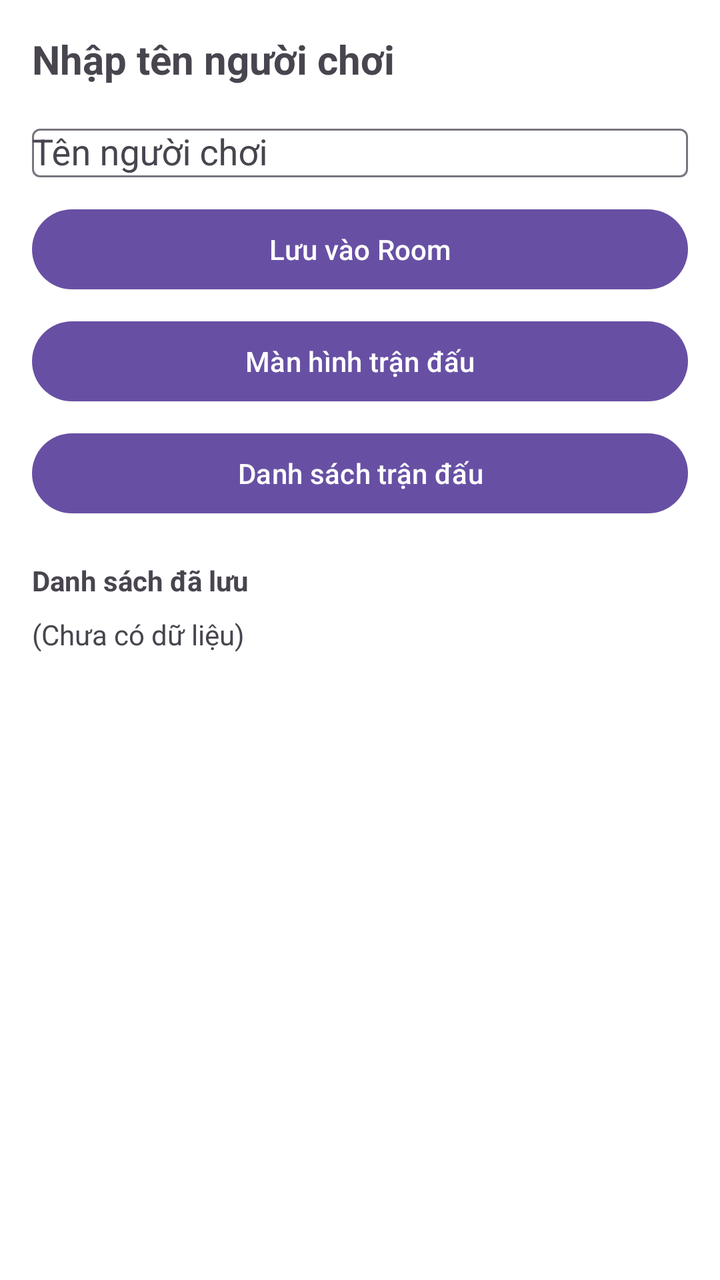
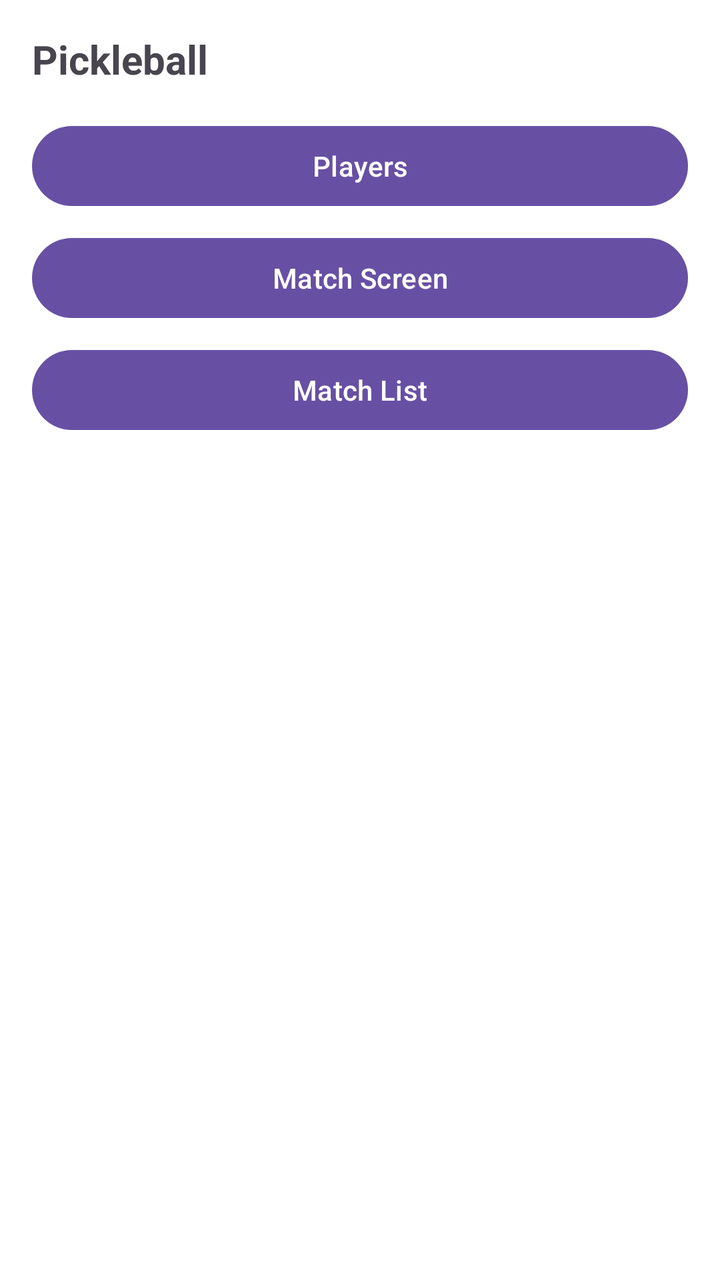

Before-and-after screenshots of an Android layout around one commit, followed by the original layout XML and the change that was made.
<!-- AndroidManifest.xml: application theme Theme.Pickleball -->
<!-- res/layout/activity_main.xml -->
<?xml version="1.0" encoding="utf-8"?>
<androidx.constraintlayout.widget.ConstraintLayout xmlns:android="http://schemas.android.com/apk/res/android"
    xmlns:app="http://schemas.android.com/apk/res-auto"
    android:id="@+id/main"
    android:layout_width="match_parent"
    android:layout_height="match_parent"
    android:background="@android:color/white">

    <TextView
        android:id="@+id/titleText"
        android:layout_width="0dp"
        android:layout_height="wrap_content"
        android:layout_marginHorizontal="16dp"
        android:layout_marginTop="16dp"
        android:text="Nhập tên người chơi"
        android:textSize="20sp"
        android:textStyle="bold"
        app:layout_constraintEnd_toEndOf="parent"
        app:layout_constraintStart_toStartOf="parent"
        app:layout_constraintTop_toTopOf="parent"/>

    <com.google.android.material.textfield.TextInputLayout
        android:id="@+id/nameInputLayout"
        android:layout_width="0dp"
        android:layout_height="wrap_content"
        android:layout_marginHorizontal="16dp"
        android:layout_marginTop="16dp"
        android:hint="Tên người chơi"
        app:layout_constraintEnd_toEndOf="parent"
        app:layout_constraintStart_toStartOf="parent"
        app:layout_constraintTop_toBottomOf="@id/titleText">

        <AutoCompleteTextView
            android:id="@+id/nameInput"
            android:layout_width="match_parent"
            android:layout_height="wrap_content"
            android:inputType="textPersonName"/>
    </com.google.android.material.textfield.TextInputLayout>

    <Button
        android:id="@+id/saveButton"
        android:layout_width="0dp"
        android:layout_height="wrap_content"
        android:layout_marginHorizontal="16dp"
        android:layout_marginTop="12dp"
        android:text="Lưu vào Room"
        app:layout_constraintEnd_toEndOf="parent"
        app:layout_constraintStart_toStartOf="parent"
        app:layout_constraintTop_toBottomOf="@id/nameInputLayout"/>

    <Button
        android:id="@+id/openMatchButton"
        android:layout_width="0dp"
        android:layout_height="wrap_content"
        android:layout_marginHorizontal="16dp"
        android:layout_marginTop="8dp"
        android:text="Màn hình trận đấu"
        app:layout_constraintEnd_toEndOf="parent"
        app:layout_constraintStart_toStartOf="parent"
        app:layout_constraintTop_toBottomOf="@id/saveButton"/>

    <Button
        android:id="@+id/openMatchListButton"
        android:layout_width="0dp"
        android:layout_height="wrap_content"
        android:layout_marginHorizontal="16dp"
        android:layout_marginTop="8dp"
        android:text="Danh sách trận đấu"
        app:layout_constraintEnd_toEndOf="parent"
        app:layout_constraintStart_toStartOf="parent"
        app:layout_constraintTop_toBottomOf="@id/openMatchButton"/>

    <TextView
        android:id="@+id/listTitle"
        android:layout_width="0dp"
        android:layout_height="wrap_content"
        android:layout_marginHorizontal="16dp"
        android:layout_marginTop="20dp"
        android:text="Danh sách đã lưu"
        android:textStyle="bold"
        app:layout_constraintEnd_toEndOf="parent"
        app:layout_constraintStart_toStartOf="parent"
        app:layout_constraintTop_toBottomOf="@id/openMatchListButton"/>

    <TextView
        android:id="@+id/savedList"
        android:layout_width="0dp"
        android:layout_height="0dp"
        android:layout_marginHorizontal="16dp"
        android:layout_marginTop="8dp"
        android:text="(Chưa có dữ liệu)"
        app:layout_constraintBottom_toBottomOf="parent"
        app:layout_constraintEnd_toEndOf="parent"
        app:layout_constraintStart_toStartOf="parent"
        app:layout_constraintTop_toBottomOf="@id/listTitle"/>

</androidx.constraintlayout.widget.ConstraintLayout>
<!-- resources referenced by this layout -->
<resources>
  <style name="Theme.Pickleball" parent="Base.Theme.Pickleball" />
  <style name="Base.Theme.Pickleball" parent="Theme.Material3.DayNight.NoActionBar">
          
          
      </style>
</resources>

<!-- the commit's change to res/layout/activity_main.xml (unified diff, before → after) -->
@@ -12,41 +12,23 @@
         android:layout_height="wrap_content"
         android:layout_marginHorizontal="16dp"
         android:layout_marginTop="16dp"
-        android:text="Nhập tên người chơi"
+        android:text="@string/app_name"
         android:textSize="20sp"
         android:textStyle="bold"
         app:layout_constraintEnd_toEndOf="parent"
         app:layout_constraintStart_toStartOf="parent"
         app:layout_constraintTop_toTopOf="parent"/>
 
-    <com.google.android.material.textfield.TextInputLayout
-        android:id="@+id/nameInputLayout"
+    <Button
+        android:id="@+id/openPlayerButton"
         android:layout_width="0dp"
         android:layout_height="wrap_content"
         android:layout_marginHorizontal="16dp"
         android:layout_marginTop="16dp"
-        android:hint="Tên người chơi"
+        android:text="@string/action_players"
         app:layout_constraintEnd_toEndOf="parent"
         app:layout_constraintStart_toStartOf="parent"
-        app:layout_constraintTop_toBottomOf="@id/titleText">
-
-        <AutoCompleteTextView
-            android:id="@+id/nameInput"
-            android:layout_width="match_parent"
-            android:layout_height="wrap_content"
-            android:inputType="textPersonName"/>
-    </com.google.android.material.textfield.TextInputLayout>
-
-    <Button
-        android:id="@+id/saveButton"
-        android:layout_width="0dp"
-        android:layout_height="wrap_content"
-        android:layout_marginHorizontal="16dp"
-        android:layout_marginTop="12dp"
-        android:text="Lưu vào Room"
-        app:layout_constraintEnd_toEndOf="parent"
-        app:layout_constraintStart_toStartOf="parent"
-        app:layout_constraintTop_toBottomOf="@id/nameInputLayout"/>
+        app:layout_constraintTop_toBottomOf="@id/titleText"/>
 
     <Button
         android:id="@+id/openMatchButton"
@@ -54,10 +36,10 @@
         android:layout_height="wrap_content"
         android:layout_marginHorizontal="16dp"
         android:layout_marginTop="8dp"
-        android:text="Màn hình trận đấu"
+        android:text="@string/action_match_screen"
         app:layout_constraintEnd_toEndOf="parent"
         app:layout_constraintStart_toStartOf="parent"
-        app:layout_constraintTop_toBottomOf="@id/saveButton"/>
+        app:layout_constraintTop_toBottomOf="@id/openPlayerButton"/>
 
     <Button
         android:id="@+id/openMatchListButton"
@@ -65,33 +47,9 @@
         android:layout_height="wrap_content"
         android:layout_marginHorizontal="16dp"
         android:layout_marginTop="8dp"
-        android:text="Danh sách trận đấu"
+        android:text="@string/action_match_list"
         app:layout_constraintEnd_toEndOf="parent"
         app:layout_constraintStart_toStartOf="parent"
         app:layout_constraintTop_toBottomOf="@id/openMatchButton"/>
 
-    <TextView
-        android:id="@+id/listTitle"
-        android:layout_width="0dp"
-        android:layout_height="wrap_content"
-        android:layout_marginHorizontal="16dp"
-        android:layout_marginTop="20dp"
-        android:text="Danh sách đã lưu"
-        android:textStyle="bold"
-        app:layout_constraintEnd_toEndOf="parent"
-        app:layout_constraintStart_toStartOf="parent"
-        app:layout_constraintTop_toBottomOf="@id/openMatchListButton"/>
-
-    <TextView
-        android:id="@+id/savedList"
-        android:layout_width="0dp"
-        android:layout_height="0dp"
-        android:layout_marginHorizontal="16dp"
-        android:layout_marginTop="8dp"
-        android:text="(Chưa có dữ liệu)"
-        app:layout_constraintBottom_toBottomOf="parent"
-        app:layout_constraintEnd_toEndOf="parent"
-        app:layout_constraintStart_toStartOf="parent"
-        app:layout_constraintTop_toBottomOf="@id/listTitle"/>
-
 </androidx.constraintlayout.widget.ConstraintLayout>
<!-- resource entries referenced after the edit -->
@@ -1,5 +1,9 @@
 <!-- resources referenced by this layout -->
 <resources>
+  <string name="action_match_list">Match List</string>
+  <string name="action_match_screen">Match Screen</string>
+  <string name="action_players">Players</string>
+  <string name="app_name">Pickleball</string>
   <style name="Theme.Pickleball" parent="Base.Theme.Pickleball" />
   <style name="Base.Theme.Pickleball" parent="Theme.Material3.DayNight.NoActionBar">
           
